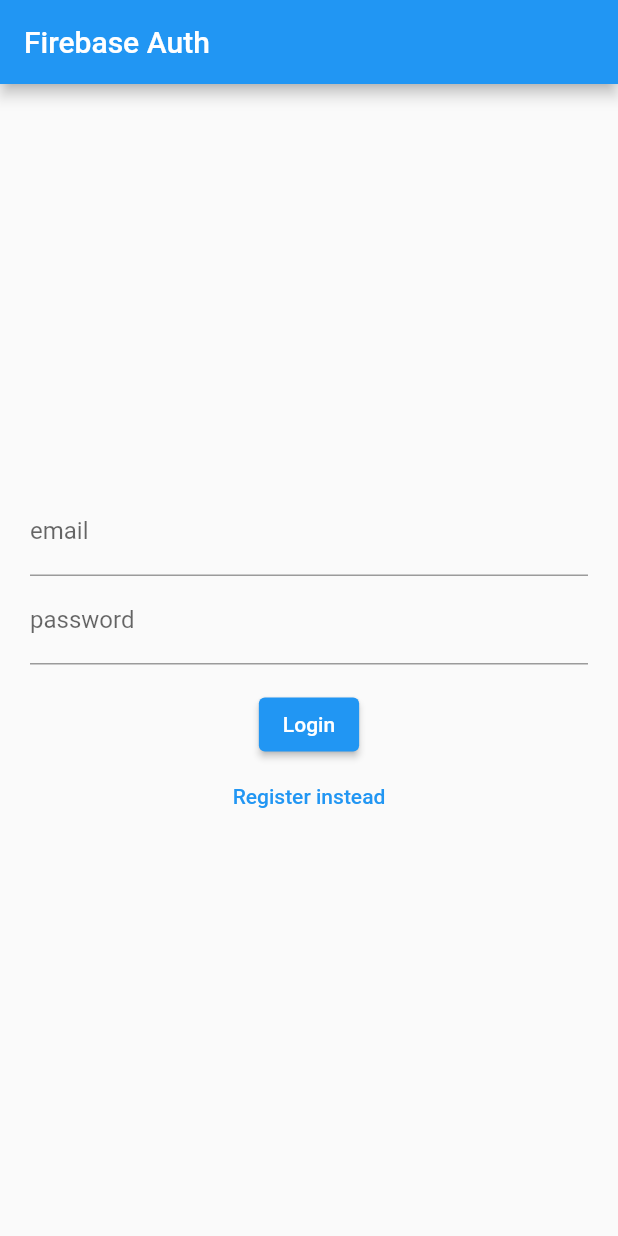
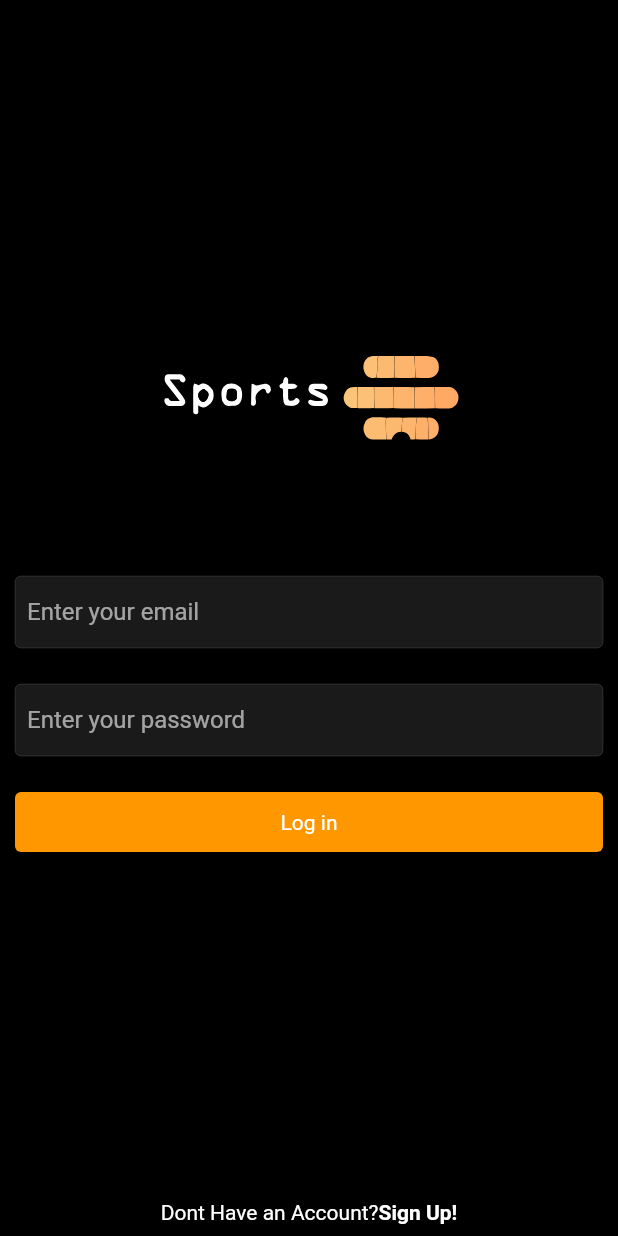
Before and after one commit to SportsHive/SportsHive-App, a Flutter app: the screen it shows after launch, on a phone screen of 412 x 824 dp. Run offline on Flutter 3.47's test engine with Material 2 defaults, Android fonts, the phone set to English and light mode, and no system bars; our stand-ins replace firebase_core, flutter_svg; accounts and stored records are empty.

Commit message:
Login Page Template
Backend needs to be developed

```diff
--- a/lib/main.dart
+++ b/lib/main.dart
@@ -1,36 +1,36 @@
+import 'package:firebase_core/firebase_core.dart';
 import 'package:flutter/material.dart';
-import 'package:firebase_core/firebase_core.dart';
-import '../widget_tree.dart';
+import 'package:sportshive/screens/login_page.dart';
+import 'package:sportshive/utils/colors.dart';
 
-Future<void> main() async {
+import 'responsive/mobile_screen_layout.dart';
+import 'responsive/responsive_layout_screen.dart';
+import 'responsive/web_screen_layout.dart';
+
+void main() async{
   WidgetsFlutterBinding.ensureInitialized();
   await Firebase.initializeApp();
   runApp(const MyApp());
 }
 
+class MyApp extends StatelessWidget {
+  const MyApp({super.key});
 
-class MyApp extends StatelessWidget {
-    const MyApp({super.key});
 
-  // This widget is the root of your application.
   @override
   Widget build(BuildContext context) {
     return MaterialApp(
+
       debugShowCheckedModeBanner: false,
       title: 'SportsHive',
-      theme: ThemeData(
-        // This is the theme of your application.
-        //
-        // Try running your application with "flutter run". You'll see the
-        // application has a blue toolbar. Then, without quitting the app, try
-        // changing the primarySwatch below to Colors.green and then invoke
-        // "hot reload" (press "r" in the console where you ran "flutter run",
-        // or simply save your changes to "hot reload" in a Flutter IDE).
-        // Notice that the counter didn't reset back to zero; the application
-        // is not restarted.
-        primarySwatch: Colors.blue,
+      theme: ThemeData.dark().copyWith(
+
+        scaffoldBackgroundColor: mobileBackgroundColor,
       ),
-      home: const WidgetTree(),
+      // home: const ReponsiveLayout(
+      //   mobileScreenLayout: MobileScreenLayout(),
+      //    webScreenLayout: WebScreenLayout(),),
+      home: LoginScreen(),
     );
   }
 }
--- a/lib/pages/login_register_page.dart
+++ /dev/null
@@ -1,102 +0,0 @@
-import 'package:flutter/material.dart';
-import 'package:firebase_auth/firebase_auth.dart';
-import '../auth.dart';
-
-class LoginPage extends StatefulWidget {
-  const LoginPage({Key? key}) : super(key: key);
-
-  State<LoginPage> createState() => _LoginPageState();
-}
-
-class _LoginPageState extends State<LoginPage> {
-  String? errorMessage = '';
-  bool isLogin = true;
-
-  final TextEditingController _controllerEmail = TextEditingController();
-  final TextEditingController _controllerPassword = TextEditingController();
-
-  Future<void> signInWithEmailAndPassword() async {
-    try {
-      await Auth().signInWithEmailAndPassword(
-        email: _controllerEmail.text, password: _controllerPassword.text,
-      );
-    } on FirebaseAuthException catch (e) {
-      setState(() {
-        errorMessage = e.message;
-      });
-    }
-  }
-
-  Future<void> createUserWithEmailAndPassword() async {
-    try {
-      await Auth().createUserWithEmailAndPassword(
-        email: _controllerEmail.text, password: _controllerPassword.text,
-      );
-    } on FirebaseAuthException catch (e) {
-      setState(() {
-        errorMessage = e.message;
-      });
-    }
-  }
-
-    Widget _title() {
-      return const Text('Firebase Auth');
-    }
-
-    Widget _entryField(String title,
-        TextEditingController controller,) {
-      return TextField(
-        controller: controller,
-        decoration: InputDecoration(
-            labelText: title
-        ),
-      );
-    }
-
-    Widget _errorMessage() {
-      return Text(errorMessage == '' ? '' : 'Humm ? $errorMessage');
-    }
-
-    Widget _submitButton() {
-      return ElevatedButton(
-        onPressed: isLogin ? signInWithEmailAndPassword : createUserWithEmailAndPassword,
-        child: Text(isLogin ? 'Login' : 'Register'),
-      );
-    }
-
-    Widget _loginOrRegistrationButton() {
-      return TextButton(
-        onPressed: () {
-          setState(() {
-            isLogin = !isLogin;
-          });
-        },
-        child: Text(isLogin ? 'Register instead' : 'Login instead'),
-      );
-    }
-
-    @override
-    Widget build(BuildContext context) {
-      return Scaffold(
-        appBar: AppBar(
-          title: _title(),
-        ),
-        body: Container(
-            height: double.infinity,
-            width: double.infinity,
-            padding: const EdgeInsets.all(20),
-            child: Column(
-              crossAxisAlignment: CrossAxisAlignment.center,
-              mainAxisAlignment: MainAxisAlignment.center,
-              children: <Widget>[
-                _entryField('email', _controllerEmail),
-                _entryField('password', _controllerPassword),
-                _errorMessage(),
-                _submitButton(),
-                _loginOrRegistrationButton(),
-              ],
-            )
-        ),
-      );
-    }
-  }
--- /dev/null
+++ b/lib/screens/login_page.dart
@@ -0,0 +1,119 @@
+import 'package:flutter/material.dart';
+import 'package:flutter_svg/flutter_svg.dart';
+import 'package:sportshive/utils/colors.dart';
+import 'package:sportshive/widgets/text_field_input.dart';
+
+class LoginScreen extends StatefulWidget {
+  const LoginScreen ({Key? key}) : super(key: key);
+
+  @override
+  _LoginScreenState createState() => _LoginScreenState();
+
+}
+
+class _LoginScreenState extends State<LoginScreen> {
+  final TextEditingController _emailController = TextEditingController();
+  final TextEditingController _passController = TextEditingController();
+
+  @override
+  void dispose() {
+
+    super.dispose();
+    _emailController.dispose();
+    _passController.dispose();
+  }
+
+  @override
+  Widget build(BuildContext context){
+    return Scaffold(
+      body: SafeArea(
+        child: Container(
+          padding : const EdgeInsets.symmetric(horizontal: 10),
+          width: double.infinity,
+          child: Column(
+            crossAxisAlignment: CrossAxisAlignment.center,
+            children: [
+
+              Flexible(child: Container(), flex: 2,),
+                   //svg image
+              SvgPicture.asset(
+                'assets/login_logo.svg',
+               height: 108,
+               ),
+               const SizedBox(height: 64),
+              //textfield for email
+              TextFieldInput(
+                textEditingController:  _emailController,
+                hintText: 'Enter your email',
+                 textInputType: TextInputType.emailAddress
+                 ),
+              //textfeild for password
+              const SizedBox(
+                height: 24
+                ),
+                 TextFieldInput(
+                textEditingController:  _passController,
+                hintText: 'Enter your password',
+                 textInputType: TextInputType.text,
+                 isPass: true,
+                 ),
+              //button for login
+              const SizedBox(
+                height: 24
+                ),
+              InkWell(
+                child: Container(
+                  child: const Text('Log in'),
+                  width: double.infinity,
+                  alignment: Alignment.center,
+                  padding: const EdgeInsets.symmetric(vertical: 12),
+                  decoration: const ShapeDecoration(shape: RoundedRectangleBorder(
+                    borderRadius: BorderRadius.all(Radius.circular(4),
+
+                      ),
+                    ),
+
+                    color: Colors.orange
+                  ),
+                ),
+              ),
+
+              const SizedBox(
+                height: 12
+                ),
+              Flexible(child: Container(), flex: 2,),
+              //Transition to sign up
+              Row(
+                mainAxisAlignment: MainAxisAlignment.center,
+                children: [
+                  Container(
+                    child: Text("Dont Have an Account?"),
+                    padding: const EdgeInsets.symmetric(
+                      vertical: 8,
+                    ),
+                  ),
+                  GestureDetector(
+                    onTap: () {},
+                    child: Container(
+                      child: const Text(
+                        "Sign Up!",
+                       style: TextStyle(
+                       fontWeight: FontWeight.bold)),
+                      padding: const EdgeInsets.symmetric(
+                        vertical: 8,
+                      ),
+                    ),
+                  ),
+
+                ],
+              )
+
+            ],
+
+          ),
+          ),
+      ),
+    );
+  }
+
+}
--- /dev/null
+++ b/lib/utils/dimensions.dart
@@ -0,0 +1,4 @@
+import 'package:flutter/material.dart';
+
+
+const webScreenSize = 600;
--- a/lib/widget_tree.dart
+++ /dev/null
@@ -1,27 +0,0 @@
-import 'package:flutter/material.dart';
-import 'package:firebase_auth/firebase_auth.dart';
-import '../auth.dart';
-import '../pages/home_page.dart';
-import '../pages/login_register_page.dart';
-
-class WidgetTree extends StatefulWidget {
-  const WidgetTree({Key? key}) : super(key: key);
-
-  State<WidgetTree> createState() => _WidgetTreeState();
-}
-
-class _WidgetTreeState extends State<WidgetTree> {
-
-  Widget build(BuildContext context) {
-    return StreamBuilder(
-      stream: Auth().authStateChanges,
-      builder: (context, snapshot) {
-        if (snapshot.hasData) {
-          return HomePage();
-        } else {
-          return const LoginPage();
-        }
-      },
-    );
-  }
-}
--- /dev/null
+++ b/lib/widgets/text_field_input.dart
@@ -0,0 +1,35 @@
+import 'package:flutter/material.dart';
+
+class TextFieldInput extends StatelessWidget{
+  final TextEditingController textEditingController;
+  final bool isPass;
+  final String hintText;
+  final TextInputType textInputType;
+  const TextFieldInput ({
+    Key? key,
+  required this.textEditingController,
+  this.isPass = false,
+   required this.hintText,
+  required this.textInputType}) : super(key: key);
+
+  @override
+  Widget build(BuildContext context){
+    final inputBorder = OutlineInputBorder(
+      borderSide: Divider.createBorderSide(context)
+    );
+    return TextField(
+      controller: textEditingController,
+      decoration: InputDecoration(
+      hintText: hintText,
+      border: inputBorder ,
+      focusedBorder: inputBorder,
+      enabledBorder: inputBorder,
+      filled: true,
+      contentPadding: const EdgeInsets.all(8),
+      ),
+      keyboardType: textInputType ,
+      obscureText: isPass ,
+
+    );
+  }
+}
```
Also changed, not shown: lib/auth.dart (deleted, +0 -34 lines), lib/pages/home_page.dart (deleted, +0 -52 lines), lib/responsive/mobile_screen_layout.dart (added, +15 -0 lines), lib/responsive/responsive_layout_screen.dart (added, +31 -0 lines), lib/responsive/web_screen_layout.dart (added, +15 -0 lines), lib/utils/colors.dart (added, +8 -0 lines), pubspec.yaml (+11 -24 lines), assets/ic_instagram.svg (added), assets/login_logo.svg (added), lib/firebase_options.dart (deleted), pubspec.lock, 34 other files.
